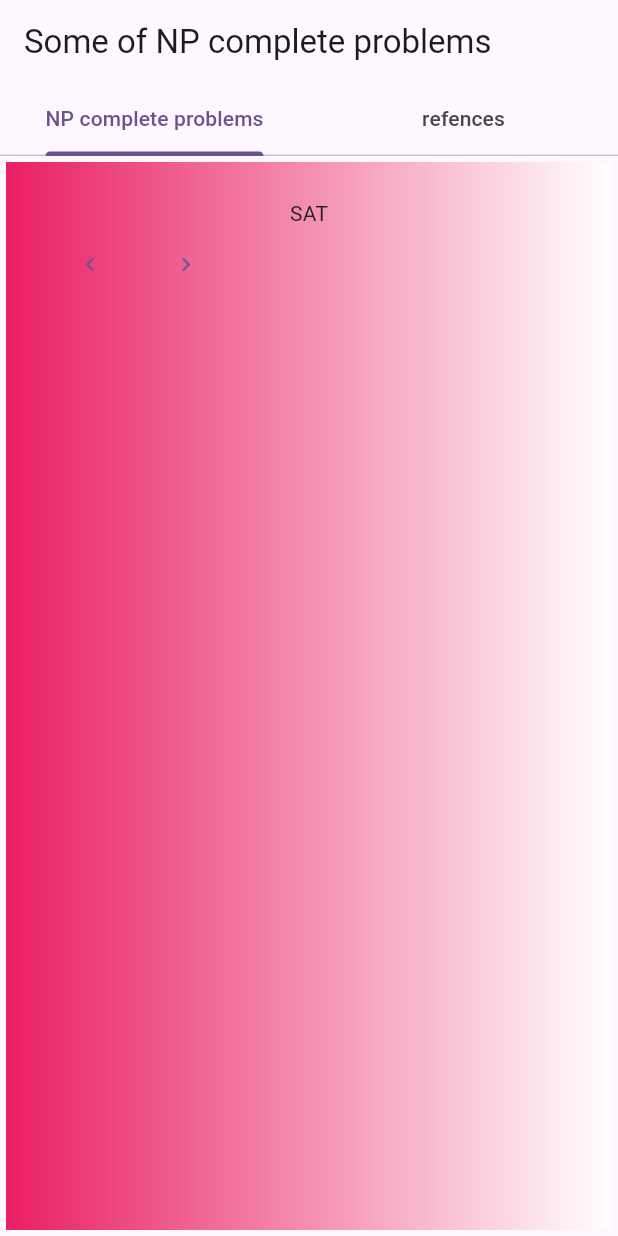
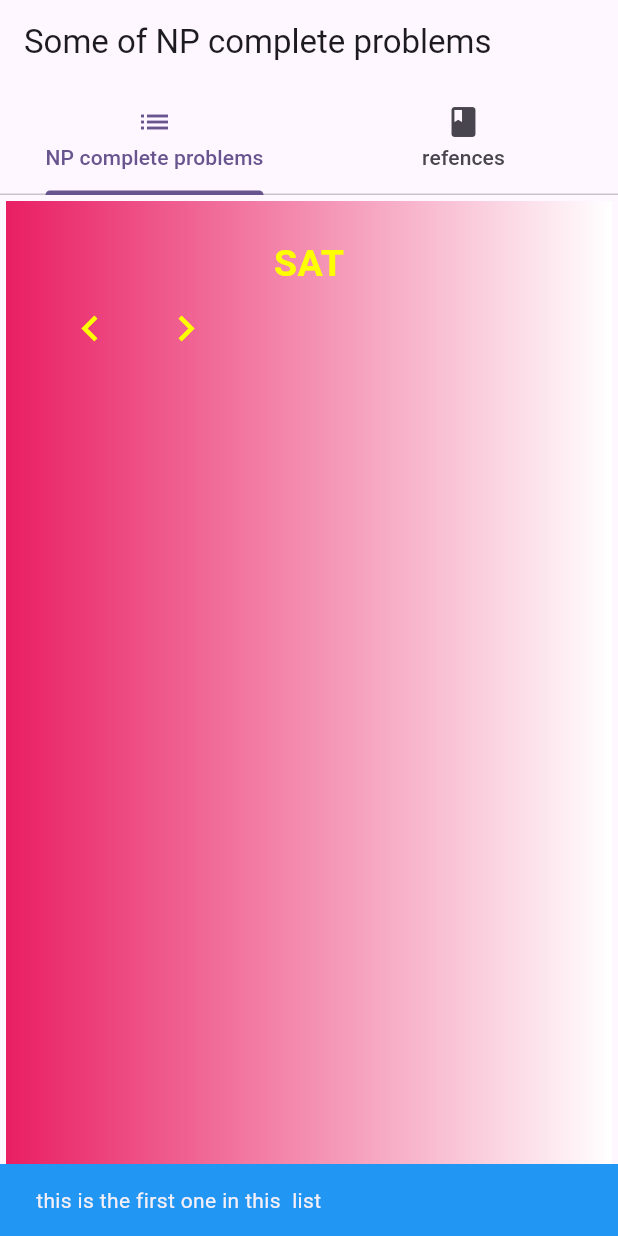
Before and after one commit to UniteacherDrRaed/listOfNPcompleteProblems, a Flutter app: the screen it shows after launch, after a tap on the "navigate before" icon, on a phone screen of 412 x 824 dp. Run offline on Flutter 3.47's test engine with Material 2 defaults, Android fonts, the phone set to English and light mode, and no system bars.

Commit message:
adding book as a refernce

```diff
--- a/lib/hauptseiteforapp.dart
+++ b/lib/hauptseiteforapp.dart
@@ -29,6 +29,14 @@ void nextProblem()
     {
          _indexPrpblem++;
     }
+     else
+    {
+      ScaffoldMessenger.of(context).
+      showSnackBar(const SnackBar(
+        content: Text("this is the last one in this  list")
+        ,backgroundColor:Colors.blue));
+
+    }
 
   });
 }
@@ -39,6 +47,14 @@ void previousProblem()
     if (_indexPrpblem>1)
     {
          _indexPrpblem--;
+    }
+    else
+    {
+      ScaffoldMessenger.of(context).
+      showSnackBar(const SnackBar(
+        content: Text("this is the first one in this  list")
+        ,backgroundColor:Colors.blue));
+
     }
 
   });
@@ -57,9 +73,11 @@ int _indexPrpblem=0;
           [
             Tab(
               text: "NP complete problems",
+              icon: Icon(Icons.list),
             ),
             Tab(
               text: "refences",
+              icon: Icon(Icons.book),
             ),
           ]),
           ),
@@ -80,23 +98,32 @@ int _indexPrpblem=0;
 
                 child: Column(
               children: [
-                Text(_listOfNPcompleteProblems[_indexPrpblem])
+                Text(_listOfNPcompleteProblems[_indexPrpblem],
+                style: const TextStyle(
+                  fontSize: 25,
+                  fontWeight: FontWeight.bold,
+                  color: Colors.yellowAccent,
+                 ),)
               ,
-              Center(
-                child: Row(
+
+
+              Row(
+
                 children: [
                   TextButton(onPressed: (){
                 previousProblem();
-                }, child: Icon(Icons.navigate_before)
+              }, child: const Icon(Icons.navigate_before
+              ,size: 34,
+              color: Colors.yellowAccent,)
                   ),
 
               TextButton(
                 onPressed: (){
                      nextProblem();
-                }, child: Icon(Icons.navigate_next)
+              }, child: const Icon(Icons.navigate_next,size: 34,
+              color: Colors.yellowAccent,)
               )
                 ],
-                ),
               )
               ],
              ),
@@ -111,7 +138,8 @@ int _indexPrpblem=0;
                       Colors.pink
                     ])
                 ),
-
+             child:
+             Text("Cormen, Thomas H.; Leiserson, Charles E.; Rivest, Ronald L.; Stein, Clifford (2022) [1990]. Introduction to Algorithms (4th ed.). MIT Press and McGraw-Hill. ISBN 0-262-04630-X. "),
               )
             ],
           ),
```
Lines whose indentation alone changed are shown as unchanged.
